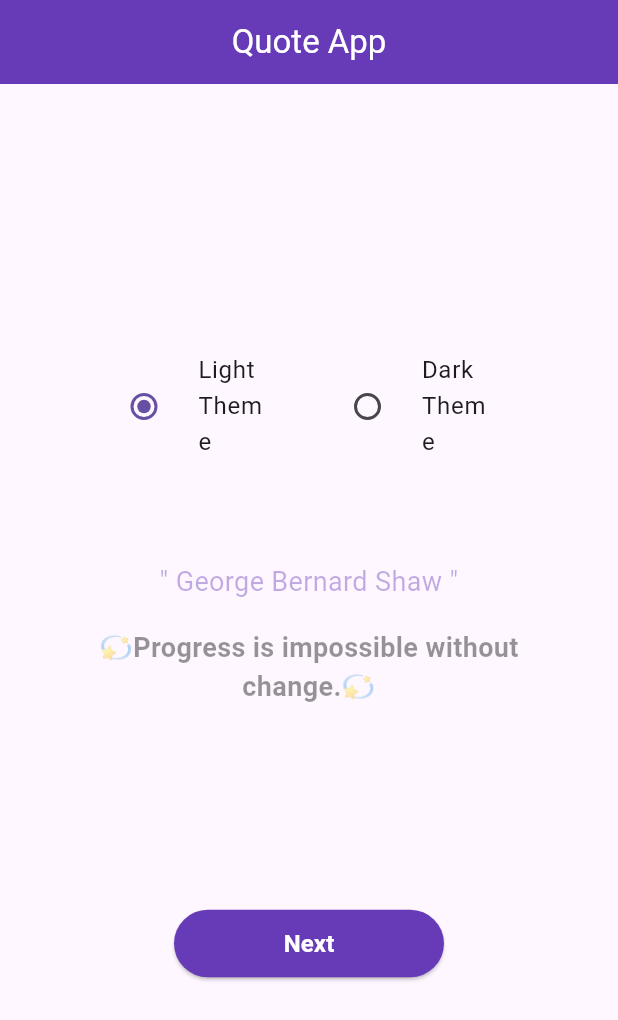
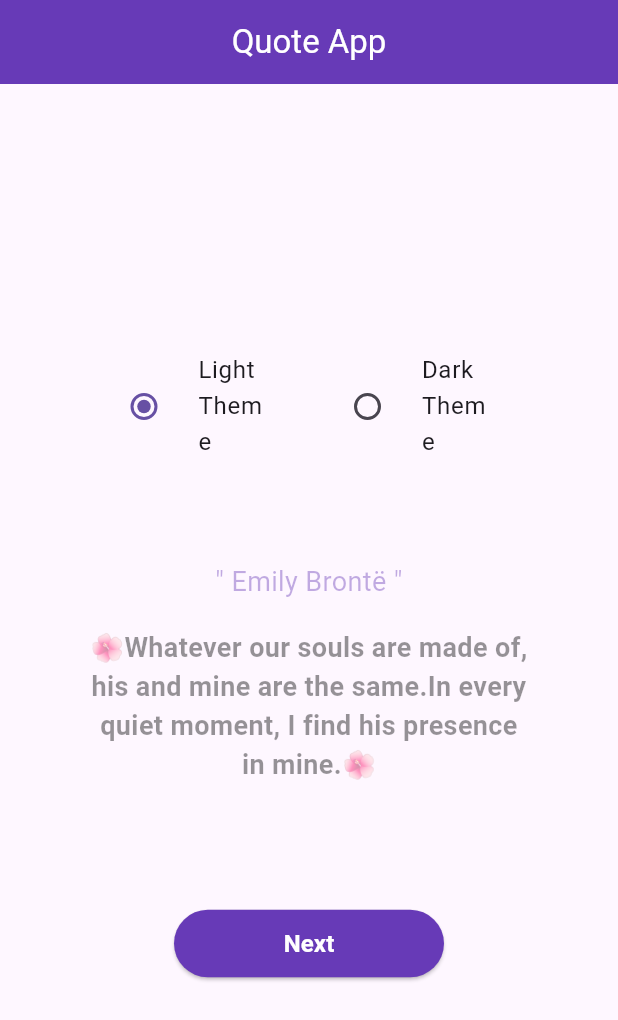
Before and after one commit to MEhsan1237/Apexify_Technologys_Task_2, a Flutter app: the screen it shows after launch, after a tap on "Next", on a phone screen of 412 x 824 dp. Shown: the top 1020 px of the screen. Run offline on Flutter 3.47's test engine with Material 3 defaults, Android fonts, the phone set to English and light mode, and no system bars; our stand-ins replace flutter_spinkit, get.

Commit message:
upload changes

```diff
--- a/lib/get/get_class.dart
+++ b/lib/get/get_class.dart
@@ -182,6 +182,86 @@ class QuotesController extends GetxController {
     {
       "author": "T. S. Eliot",
       "quote": "🌸For last year’s words belong to last year’s language,And next year’s words await another voice.To make an end is to make a beginning.The end is where we start from.🌸"
+    },
+    {
+      "author": "Emily Brontë",
+      "quote": "🌺Whatever our souls are made of, his and mine are the same.In every quiet moment, I find his presence in mine.🌺"
+    },
+    {
+      "author": "Kahlil Gibran",
+      "quote": "🥀Your children are not your children.They are the sons and daughters of Life's longing for itself.You may give them your love but not your thoughts.🥀"
+    },
+    {
+      "author": "Jane Austen",
+      "quote": "🥀There is no charm equal to tenderness of heart.Kindness and patience make life beautiful in ways riches cannot.🥀"
+    },
+    {
+      "author": "Victor Hugo",
+      "quote": "🥀Even the darkest night will end and the sun will rise.Hope is the light that never fades.🥀"
+    },
+    {
+      "author": "Rainer Maria Rilke",
+      "quote": "🌹Be patient toward all that is unsolved in your heart and try to love the questions themselves.🌹"
+    },
+    {
+      "author": "Virginia Woolf",
+      "quote": "🌹Lock up your libraries if you like;But there is no gate, no lock, no bolt that you can set upon the freedom of my mind.🌹"
+    },
+    {
+      "author": "Paulo Coelho",
+      "quote": "🌹When you want something, all the universe conspires in helping you to achieve it.Your dreams are never unreachable if you believe.🌹"
+    },
+    {
+      "author": "Carl Jung",
+      "quote": "🍀Your vision will become clear only when you can look into your own heart.Who looks outside, dreams; who looks inside, awakens.🍀"
+    },
+    {
+      "author": "Louisa May Alcott",
+      "quote": "🍀I am not afraid of storms, for I am learning how to sail my ship.Every difficulty teaches courage and strength.🍀"
+    },
+    {
+      "author": "Herman Hesse",
+      "quote": "🍀Some of us think holding on makes us strong,but sometimes it is letting go.Release what weighs heavy on your soul.🍀"
+    },
+    {
+      "author": "Emily Dickinson",
+      "quote": "🪻Forever is composed of nows.Cherish the small moments, for they Build the story of your life.Let gratitude guide your days,And love light every step you take.🪻"
+    },
+    {
+      "author": "William Blake",
+      "quote": "🪻If the doors of perception were cleansed,Everything would appear to man as it is: infinite.Open your mind to wonder,And the world will reveal its hidden beauty In every leaf, in every ray of light.🪻"
+    },
+    {
+      "author": "Mary Shelley",
+      "quote": "🪻The beginning is always today.Do not fear the unknown,Step boldly into new adventures,Embrace change, and allow your courage To guide your every choice.🪻"
+    },
+    {
+      "author": "Rabindranath Tagore",
+      "quote": "💮You can’t cross the sea merely by standing and staring at the water.Take the first step with faith,Let your heart lead the way,And the journey will open doors You never imagined existed.💮"
+    },
+    {
+      "author": "Louise Glück",
+      "quote": "💮The sun rises each morning, a new promise.No matter how dark the night,Light will return,Hope will awaken,And your spirit will find its song again.💮"
+    },
+    {
+      "author": "Toni Morrison",
+      "quote": "💕If you want to fly, you have to give up the things that weigh you down.Release fear,Trust your instincts,And let your imagination soar To reach new heights of joy and freedom.💕"
+    },
+    {
+      "author": "Simone de Beauvoir",
+      "quote": "💕Change your life today.Do not gamble on the future,Act now,Break free from limiting thoughts,And become the person you are meant to be.💕"
+    },
+    {
+      "author": "Sylvia Plath",
+      "quote": "💕I took a deep breath and listened to the old brag of my heart:I am, I am, I am.Acknowledge your existence,Honor your emotions,And let your heart lead you forward.💕"
+    },
+    {
+      "author": "Albert Schweitzer",
+      "quote": "💝Success is not the key to happiness.Happiness is the key to success.If you love what you are doing,You will succeed naturally,And every day will feel meaningful.💝"
+    },
+    {
+      "author": "Anaïs Nin",
+      "quote": "💝And the day came when the risk to remain tight In a bud was more painful than the risk It took to blossom.Embrace your growth,And bloom fully into your life.💝"
     }
   ];
   void setQuotesFun() async {
--- a/lib/screen/splash_screen.dart
+++ b/lib/screen/splash_screen.dart
@@ -35,16 +35,18 @@ class _SplashScreenState extends State<SplashScreen> {
             crossAxisAlignment: CrossAxisAlignment.center,
             mainAxisAlignment: MainAxisAlignment.center,
             children: [
-             Image(image: AssetImage("assets/images/quote.jpg"),fit: BoxFit.cover,height: 190,width: 160,),
+
+             Image(image: AssetImage("assets/images/quote.jpg"),fit: BoxFit.cover,height: 240,width: 180,),
+              SizedBox(height: 28,),
               Text(
                 "Find Your Daily Motivation",
                 style: TextStyle(
-                  color: Colors.white,
+                  color: Colors.black,
                   fontSize: 20,
                   fontWeight: FontWeight.w700,
                 ),
               ),
-              SizedBox(height: 30,),
+              SizedBox(height: 50,),
               SpinKitThreeBounce(color: Colors.deepPurple,size: 20,)
             ],
           ),
--- a/pubspec.yaml
+++ b/pubspec.yaml
@@ -35,6 +35,7 @@ dependencies:
   # Use with the CupertinoIcons class for iOS style icons.
   cupertino_icons: ^1.0.8
   flutter_spinkit: ^5.2.2
+  lottie: ^3.3.2
   get: ^4.7.2
 
 dev_dependencies:
```
Also changed, not shown: lib/screen/themeScreen.dart (deleted), lib/screen/wfw.dart (deleted), pubspec.lock.
